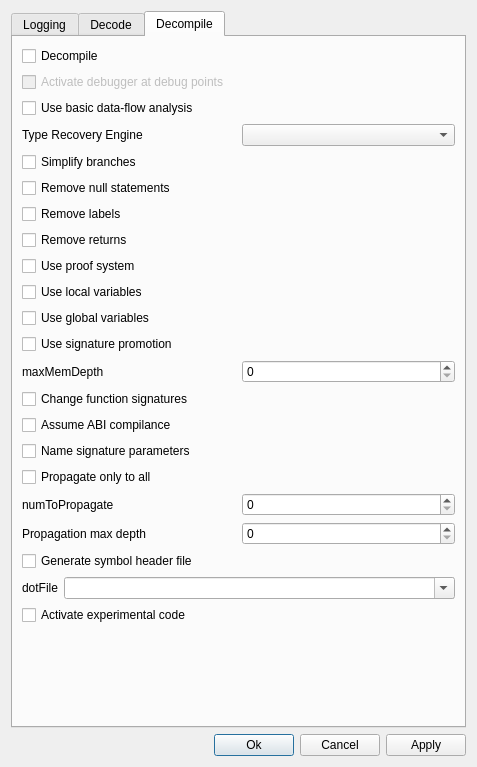
BoomerangDecompiler/boomerang, file src/boomerang-gui/SettingsDlg.ui: the form before one commit.
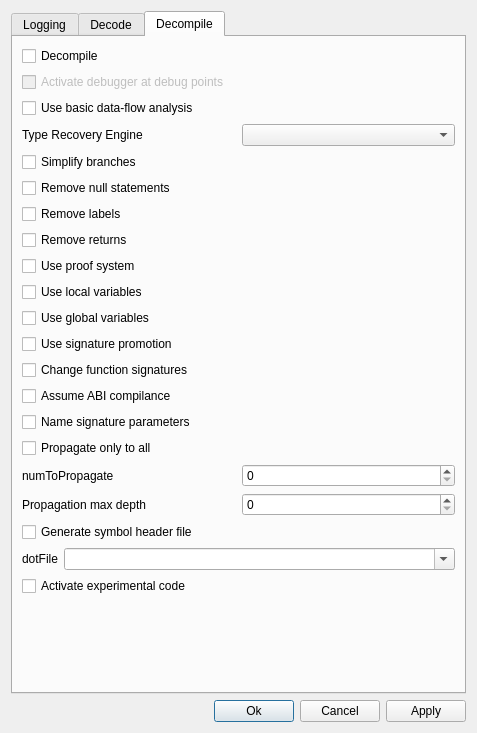
The form after the commit. The open tabs and pages were chosen to show the change.

Commit message: Remove unused maxMemDepth option

```diff
--- a/src/boomerang-gui/SettingsDlg.ui
+++ b/src/boomerang-gui/SettingsDlg.ui
@@ -7,7 +7,7 @@
     <x>0</x>
     <y>0</y>
     <width>477</width>
-    <height>767</height>
+    <height>733</height>
    </rect>
   </property>
   <property name="windowTitle">
@@ -287,20 +287,6 @@
              </property>
             </widget>
            </item>
-           <item>
-            <layout class="QHBoxLayout" name="hLayout_maxMemDepth">
-             <item>
-              <widget class="QLabel" name="lbMaxMemDepth">
-               <property name="text">
-                <string>maxMemDepth</string>
-               </property>
-              </widget>
-             </item>
-             <item>
-              <widget class="QSpinBox" name="spbMaxMemDepth"/>
-             </item>
-            </layout>
-           </item>
            <item>
             <widget class="QCheckBox" name="chkChangeSignatures">
              <property name="text">
```
The commit also changes 5 other files.
